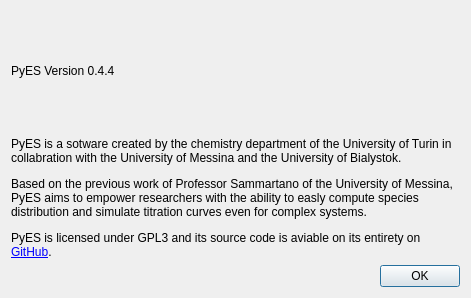
Kastakin/PyES, file src/main/python/pyes/ui/PyES_about.ui: the form before one commit.
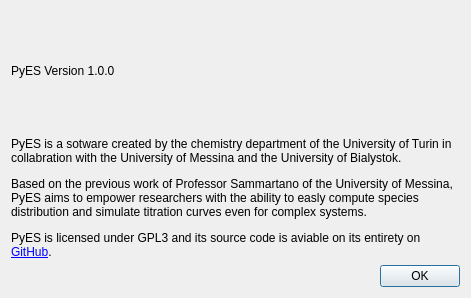
The form after the commit.

```diff
--- a/src/main/python/pyes/ui/PyES_about.ui
+++ b/src/main/python/pyes/ui/PyES_about.ui
@@ -35,7 +35,7 @@
    <item>
     <widget class="QLabel" name="label">
      <property name="text">
-      <string>PyES Version 0.4.4</string>
+      <string>PyES Version 1.0.0</string>
      </property>
     </widget>
    </item>
```
